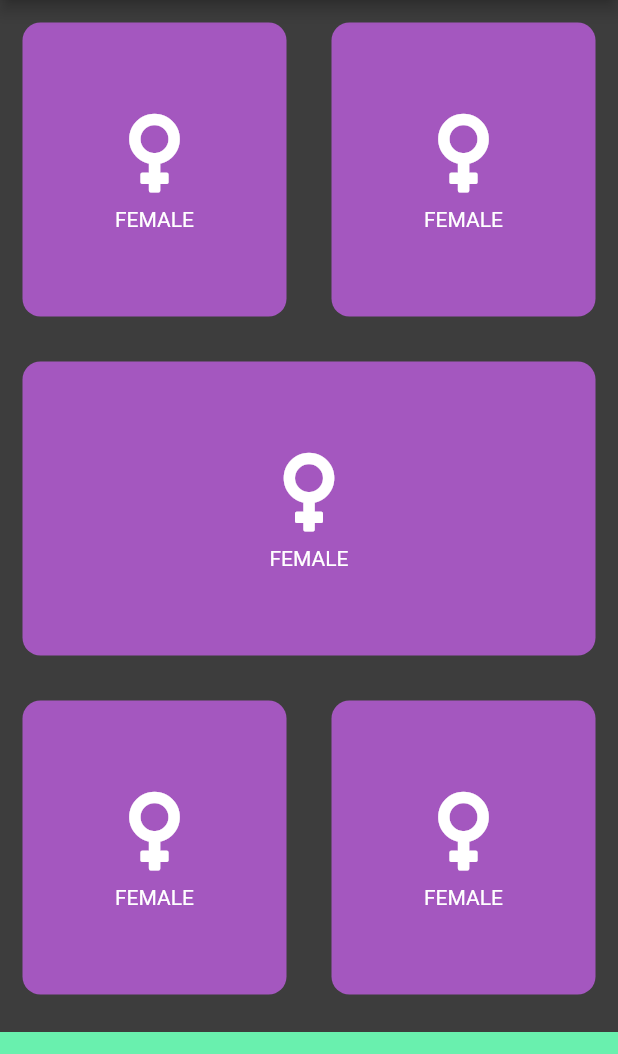
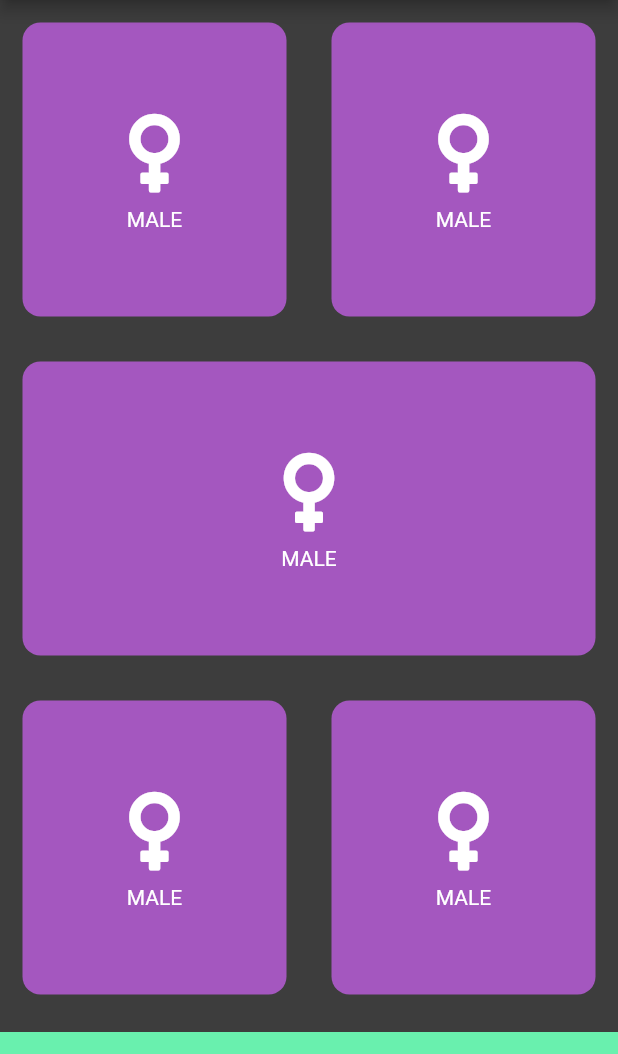
Before and after one commit to ConDex97/flutter_codigo_bmi, a Flutter app: the screen it shows after launch, on a phone screen of 412 x 824 dp, the part 84-1138 px from its top. Run offline on Flutter 3.47's test engine with Material 2 defaults, Android fonts, the phone set to English and light mode, and no system bars; our stand-ins replace font_awesome_flutter.

Commit message:
Actualización del Text en el Container

```diff
--- a/lib/input_page.dart
+++ b/lib/input_page.dart
@@ -87,7 +87,7 @@ class ReusableCard extends StatelessWidget {
           SizedBox(
             height: 7.0,
           ),
-          Text("FEMALE"),
+          Text("MALE"),
         ],
       ),
     );
```
